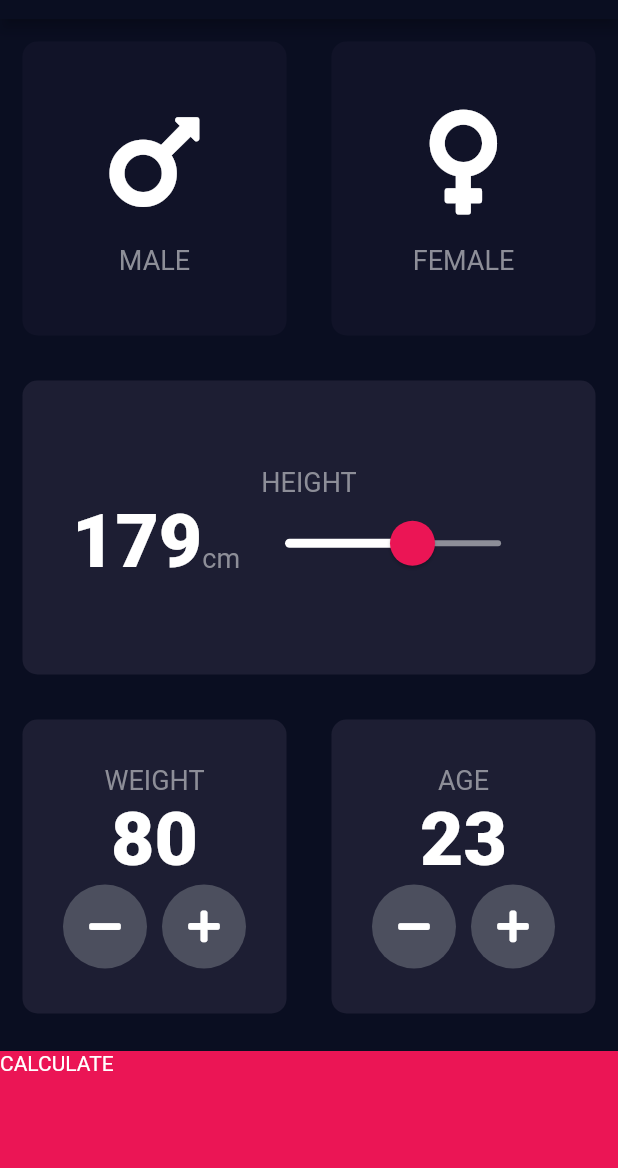
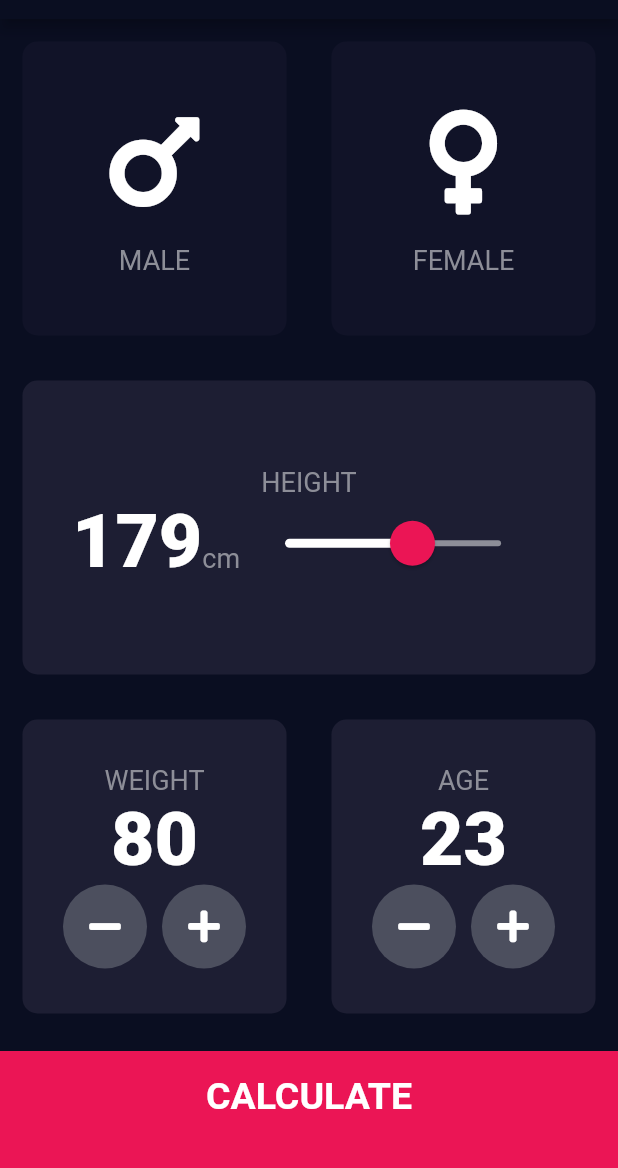
Before and after one commit to robsonsilv4/bmi-calculator, a Flutter app: the screen it shows after launch, on a phone screen of 412 x 824 dp, the part 65-1233 px from its top. Run offline on Flutter 3.47's test engine with Material 2 defaults, Android fonts, the phone set to English and light mode, and no system bars; our stand-ins replace font_awesome_flutter.

```diff
--- /dev/null
+++ b/lib/components/bottom_button.dart
@@ -0,0 +1,28 @@
+import 'package:flutter/material.dart';
+import 'package:bmi_calculator/constants.dart';
+
+class BottomButton extends StatelessWidget {
+  final String title;
+  final Function onTap;
+
+  BottomButton({@required this.title, @required this.onTap});
+
+  @override
+  Widget build(BuildContext context) {
+    return GestureDetector(
+        child: Container(
+          child: Center(
+            child: Text(
+              title,
+              style: kLargeButtonTextStyle,
+            ),
+          ),
+          color: kBottomContainerColor,
+          width: double.infinity,
+          height: kBottomContainerHeight,
+          margin: EdgeInsets.only(top: 10.0),
+          padding: EdgeInsets.only(bottom: 20.0),
+        ),
+        onTap: onTap);
+  }
+}
--- a/lib/icon_content.dart
+++ b/lib/components/icon_content.dart
@@ -1,6 +1,6 @@
 import 'package:flutter/material.dart';
 
-import 'constants.dart';
+import '../constants.dart';
 
 class IconContent extends StatelessWidget {
   final IconData icon;
--- /dev/null
+++ b/lib/components/round_icon_button.dart
@@ -0,0 +1,20 @@
+import 'package:flutter/material.dart';
+
+class RoundIconButton extends StatelessWidget {
+  final IconData icon;
+  final Function onPressed;
+
+  RoundIconButton({@required this.icon, @required this.onPressed});
+
+  @override
+  Widget build(BuildContext context) {
+    return RawMaterialButton(
+      child: Icon(icon),
+      constraints: BoxConstraints.tightFor(width: 56.0, height: 56.0),
+      shape: CircleBorder(),
+      fillColor: Color(0xFF4C4F5E),
+      elevation: 0.0,
+      onPressed: onPressed,
+    );
+  }
+}
--- a/lib/main.dart
+++ b/lib/main.dart
@@ -1,6 +1,6 @@
 import 'package:flutter/material.dart';
 
-import 'input_page.dart';
+import 'package:bmi_calculator/screens/input_page.dart';
 
 void main() => runApp(BMICalculator());
 
--- a/lib/input_page.dart
+++ b/lib/screens/input_page.dart
@@ -1,10 +1,12 @@
-import 'package:bmi_calculator/result_page.dart';
+import 'package:bmi_calculator/components/bottom_button.dart';
+import 'package:bmi_calculator/components/round_icon_button.dart';
+import 'package:bmi_calculator/screens/result_page.dart';
 import 'package:flutter/material.dart';
 import 'package:font_awesome_flutter/font_awesome_flutter.dart';
 
-import 'icon_content.dart';
-import 'reusable_card.dart';
-import 'constants.dart';
+import 'package:bmi_calculator/components/icon_content.dart';
+import 'package:bmi_calculator/components/reusable_card.dart';
+import '../constants.dart';
 
 enum Gender {
   male,
@@ -209,16 +211,8 @@ class _InputPageState extends State<InputPage> {
                 ],
               ),
             ),
-            GestureDetector(
-                child: Container(
-                  child: Text(
-                    'CALCULATE',
-                  ),
-                  color: kBottomContainerColor,
-                  width: double.infinity,
-                  height: kBottomContainerHeight,
-                  margin: EdgeInsets.only(top: 10.0),
-                ),
+            BottomButton(
+              title: 'CALCULATE',
               onTap: () {
                 Navigator.push(
                   context,
@@ -226,27 +220,9 @@ class _InputPageState extends State<InputPage> {
                     builder: (context) => ResultPage(),
                   ),
                 );
-                })
+              },
+            )
           ],
         ));
   }
 }
-
-class RoundIconButton extends StatelessWidget {
-  final IconData icon;
-  final Function onPressed;
-
-  RoundIconButton({@required this.icon, @required this.onPressed});
-
-  @override
-  Widget build(BuildContext context) {
-    return RawMaterialButton(
-      child: Icon(icon),
-      constraints: BoxConstraints.tightFor(width: 56.0, height: 56.0),
-      shape: CircleBorder(),
-      fillColor: Color(0xFF4C4F5E),
-      elevation: 0.0,
-      onPressed: onPressed,
-    );
-  }
-}
```
Also changed, not shown: lib/constants.dart (+25 -0 lines), lib/result_page.dart (deleted, +0 -13 lines), lib/screens/result_page.dart (added, +62 -0 lines), lib/components/reusable_card.dart (renamed from lib/reusable_card.dart). Lines whose indentation alone changed are shown as unchanged.
